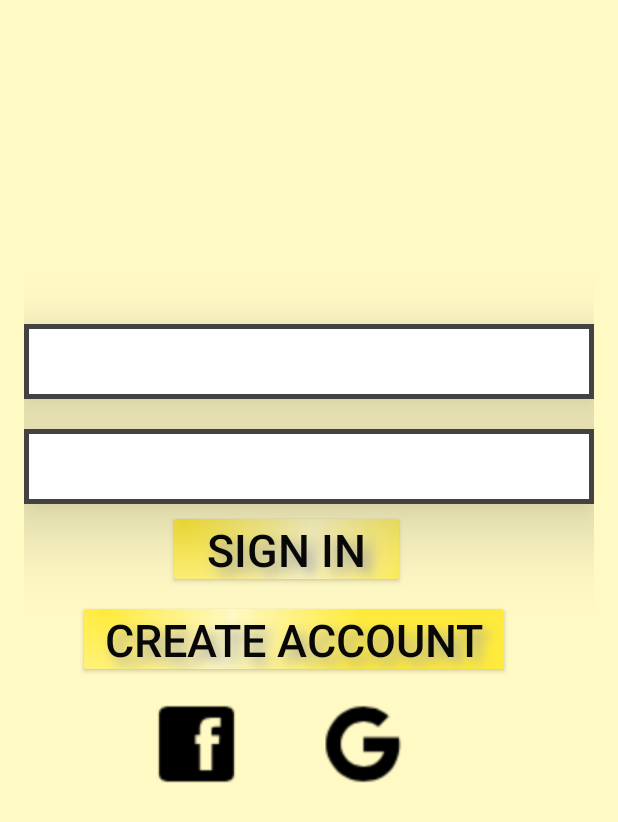
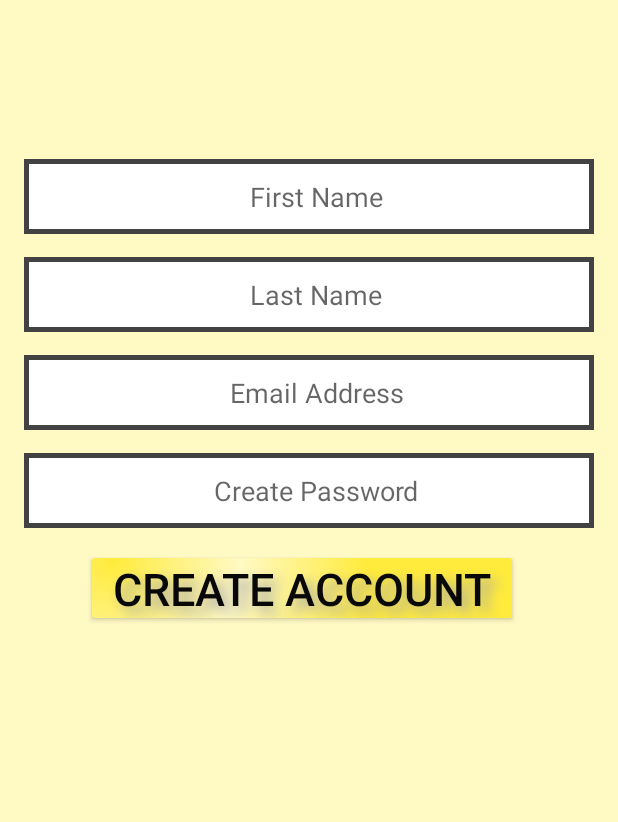
Before and after one commit to qbergen/BANYC, an Android app: the screen it shows after launch (MainActivity before the commit, CreateAccount after it), after a tap on "CREATE ACCOUNT", on a phone screen of 412 x 824 dp. Shown: the top 822 px of the screen. Run offline under Robolectric (Android 15) with nearby library versions, the phone set to English and light mode, and no system bars; our stand-ins replace Firebase (no records; nobody signed in at launch, a user with empty details on screens opened directly).

Commit message:
Update create account activity

```diff
--- a/app/src/main/java/com/example/queenabergen/banyc/CreateAccount.java
+++ b/app/src/main/java/com/example/queenabergen/banyc/CreateAccount.java
@@ -1,13 +1,72 @@
 package com.example.queenabergen.banyc;
 
+import android.content.Intent;
+import android.os.Bundle;
+import android.support.annotation.NonNull;
 import android.support.v7.app.AppCompatActivity;
-import android.os.Bundle;
+import android.util.Log;
+import android.view.View;
+import android.widget.Button;
+import android.widget.EditText;
+import android.widget.Toast;
+
+import com.google.android.gms.tasks.OnCompleteListener;
+import com.google.android.gms.tasks.Task;
+import com.google.firebase.auth.AuthResult;
+import com.google.firebase.auth.FirebaseAuth;
 
 public class CreateAccount extends AppCompatActivity {
+    private static final String TAG = " ";
+    private FirebaseAuth mAuth;
+    private FirebaseAuth.AuthStateListener mAuthListener;
+    private EditText mfirstName;
+    private EditText mLastName;
+    private Button createAccount;
+    public EditText emailInput;
+    public EditText passwordInput;
 
     @Override
     protected void onCreate(Bundle savedInstanceState) {
         super.onCreate(savedInstanceState);
         setContentView(R.layout.activity_create_account);
+        mfirstName = (EditText)findViewById(R.id.first_Name);
+        mLastName = (EditText)findViewById(R.id.last_Name);
+        emailInput = (EditText)findViewById(R.id.email_Input);
+        passwordInput = (EditText)findViewById(R.id.password_Input);
+        createAccount = (Button)findViewById(R.id.createAccount_btn);
+        createAccount.setOnClickListener(new View.OnClickListener() {
+            @Override
+            public void onClick(View v) {
+                registerUser();
+                finish();
+            }
+        });
+    }
+
+    public void registerUser() {
+        mAuth = FirebaseAuth.getInstance();
+        String emailaddress = emailInput.getText().toString();
+        String password = passwordInput.getText().toString();
+        String firstName = mfirstName.getText().toString();
+        String lastName = mfirstName.getText().toString();
+        mAuth.createUserWithEmailAndPassword(emailaddress, password)
+                .addOnCompleteListener(this, new OnCompleteListener<AuthResult>() {
+                    @Override
+                    public void onComplete(@NonNull Task<AuthResult> task) {
+                        Log.d(TAG, "createUserWithEmail:onComplete:" + task.isSuccessful());
+                        if (!task.isSuccessful()) {
+                            Toast.makeText(CreateAccount.this, R.string.auth_failed,
+                                    Toast.LENGTH_SHORT).show();
+                        } else {
+                            Toast.makeText(CreateAccount.this, "Created Account Successfully",
+                                    Toast.LENGTH_SHORT).show();
+                            Intent intent = new Intent(getApplicationContext(), LandingPage.class);
+                            startActivity(intent);
+
+                        }
+
+                        // ...
+                    }
+                });
     }
 }
--- a/app/src/main/java/com/example/queenabergen/banyc/MainActivity.java
+++ b/app/src/main/java/com/example/queenabergen/banyc/MainActivity.java
@@ -11,11 +11,7 @@ import android.view.View;
 import android.widget.Button;
 import android.widget.EditText;
 import android.widget.ImageView;
-import android.widget.Toast;
 
-import com.google.android.gms.tasks.OnCompleteListener;
-import com.google.android.gms.tasks.Task;
-import com.google.firebase.auth.AuthResult;
 import com.google.firebase.auth.FirebaseAuth;
 import com.google.firebase.auth.FirebaseUser;
 
@@ -35,19 +31,18 @@ public class MainActivity extends AppCompatActivity {
     protected void onCreate(Bundle savedInstanceState) {
         super.onCreate(savedInstanceState);
         setContentView(R.layout.content_main);
-
         loginView();
 
     }
 
     @RequiresApi(api = Build.VERSION_CODES.LOLLIPOP)
-    private void loginView(){
+    private void loginView() {
         mAuth = FirebaseAuth.getInstance();
         facebookView = (ImageView) findViewById(R.id.facebook_btn);
         googleView = (ImageView) findViewById(R.id.google_btn);
         passwordInput = (EditText) findViewById(R.id.password_input);
         passwordInput.setElevation(50);
-        emailInput = (EditText) findViewById(R.id.email_address);
+        emailInput = (EditText) findViewById(R.id.email_input);
         emailInput.setElevation(50);
         signInBTN = (Button) findViewById(R.id.signin_btn);
         signInBTN.setElevation(50);
@@ -76,35 +71,11 @@ public class MainActivity extends AppCompatActivity {
         signupBTN.setOnClickListener(new View.OnClickListener() {
             @Override
             public void onClick(View v) {
-                registerUser();
+                Intent intent = new Intent(getApplicationContext(), CreateAccount.class);
+                startActivity(intent);
             }
         });
     }
 
-    public void registerUser() {
-
-        String emailaddress = emailInput.getText().toString();
-        String password = passwordInput.getText().toString();
-        mAuth.createUserWithEmailAndPassword(emailaddress, password)
-                .addOnCompleteListener(this, new OnCompleteListener<AuthResult>() {
-                    @Override
-                    public void onComplete(@NonNull Task<AuthResult> task) {
-                        Log.d(TAG, "createUserWithEmail:onComplete:" + task.isSuccessful());
-                        if (!task.isSuccessful()) {
-                            Toast.makeText(MainActivity.this, R.string.auth_failed,
-                                    Toast.LENGTH_SHORT).show();
-                        } else {
-                            Toast.makeText(MainActivity.this, "Created Account Successfully",
-                                    Toast.LENGTH_SHORT).show();
-                            Intent intent = new Intent(getApplicationContext(), LandingPage.class);
-                            startActivity(intent);
-
-                        }
-
-                        // ...
-                    }
-                });
-    }
-
 
 }
--- a/app/src/main/res/layout/activity_create_account.xml
+++ b/app/src/main/res/layout/activity_create_account.xml
@@ -15,38 +15,57 @@
     <EditText
         android:id="@+id/first_Name"
         android:layout_width="match_parent"
+        android:layout_height="50dp"
+        android:layout_marginTop="90dp"
         android:background="@drawable/input_background"
-        android:layout_height="50dp"
+        android:gravity="center"
         android:hint="First Name"
-        android:gravity="center"
-        android:layout_marginTop="90dp"/>
+        android:inputType="text" />
 
     <EditText
-        android:layout_marginTop="15dp"
         android:id="@+id/last_Name"
         android:layout_width="match_parent"
+        android:layout_height="50dp"
+        android:layout_marginTop="15dp"
         android:background="@drawable/input_background"
+        android:gravity="center"
         android:hint="Last Name"
-        android:gravity="center"
-        android:layout_height="50dp" />
+        android:inputType="text" />
 
     <EditText
-        android:layout_marginTop="15dp"
         android:id="@+id/email_Input"
         android:layout_width="match_parent"
+        android:layout_height="50dp"
+        android:layout_marginTop="15dp"
+        android:background="@drawable/input_background"
+        android:gravity="center"
         android:hint="Email Address"
-        android:gravity="center"
-        android:background="@drawable/input_background"
-        android:layout_height="50dp" />
+        android:inputType="textWebEmailAddress" />
 
     <EditText
-        android:layout_marginTop="15dp"
         android:id="@+id/password_Input"
         android:layout_width="match_parent"
+        android:layout_height="50dp"
+        android:layout_marginTop="15dp"
+        android:background="@drawable/input_background"
+        android:gravity="center"
         android:hint="Create Password"
-        android:gravity="center"
-        android:background="@drawable/input_background"
-        android:layout_height="50dp" />
+        android:inputType="textWebPassword" />
 
+    <Button
+        android:id="@+id/createAccount_btn"
+        android:layout_width="280dp"
+        android:layout_height="40dp"
+        android:layout_below="@id/password_Input"
+        android:layout_marginLeft="45dp"
+        android:layout_marginTop="20dp"
+        android:background="@drawable/buttonshape"
+        android:shadowColor="#A8A8A8"
+        android:shadowDx="7"
+        android:shadowDy="7"
+        android:shadowRadius="10"
+        android:text="Create Account"
+        android:textColor="#080808"
+        android:textSize="30sp" />
 
 </LinearLayout>
--- a/app/src/main/res/layout/content_main.xml
+++ b/app/src/main/res/layout/content_main.xml
@@ -13,13 +13,17 @@
     app:layout_behavior="@string/appbar_scrolling_view_behavior"
     tools:context="com.example.queenabergen.banyc.MainActivity">
 
-    <ImageView
+    <TextView
         android:id="@+id/logo_singup_image"
-        android:layout_width="match_parent"
-        android:layout_height="160dp" />
+        android:background="@drawable/chalkboardback"
+        android:text="YOUTH 101"
+        android:gravity="center"
+        android:textColor="@color/yellow"
+        android:layout_width="400dp"
+        android:layout_height="180dp" />
 
     <EditText
-        android:id="@+id/email_address"
+        android:id="@+id/email_input"
         android:layout_width="match_parent"
         android:layout_height="50dp"
         android:layout_alignParentStart="true"
@@ -27,16 +31,18 @@
         android:layout_marginTop="40dp"
         android:background="@drawable/input_background"
         android:inputType="textEmailAddress"
+        android:hint="Email Address"
         android:paddingLeft="20dp" />
 
     <EditText
         android:id="@+id/password_input"
         android:layout_width="match_parent"
         android:layout_height="50dp"
-        android:layout_below="@id/email_address"
+        android:layout_below="@id/email_input"
         android:layout_marginTop="20dp"
         android:background="@drawable/input_background"
         android:inputType="textWebPassword"
+        android:hint="Password"
         android:paddingLeft="20dp" />
 
 
@@ -46,7 +52,7 @@
         android:layout_height="40dp"
         android:layout_below="@id/password_input"
         android:gravity="center"
-        android:layout_marginLeft="100dp"
+        android:layout_marginLeft="93dp"
         android:layout_marginTop="10dp"
         android:background="@drawable/buttonshape"
         android:shadowColor="#A8A8A8"
@@ -63,7 +69,7 @@
         android:layout_height="40dp"
         android:layout_below="@id/signin_btn"
         android:layout_marginTop="20dp"
-        android:layout_marginLeft="40dp"
+        android:layout_marginLeft="30dp"
         android:background="@drawable/buttonshape"
         android:shadowColor="#A8A8A8"
         android:shadowDx="7"
```
Also changed, not shown: app/src/main/java/com/example/queenabergen/banyc/LandingPage.java (+2 -15 lines), app/src/main/res/drawable/chalkboardback.png (added).
